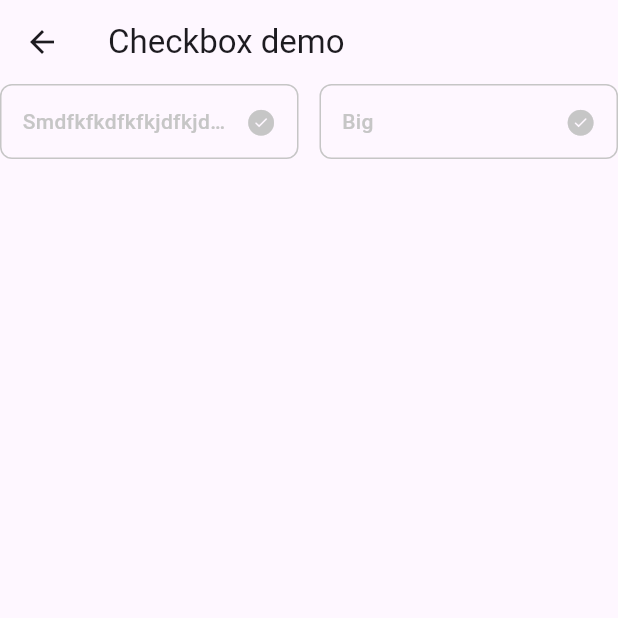
After one commit to viroth-ty/express_widget, a Flutter app: the screen it shows after launch, after a tap on "Check box page", on a phone screen of 412 x 824 dp, the top half of it. The commit adds this screen. Run offline on Flutter 3.47's test engine with Material 3 defaults, Android fonts, the phone set to English and light mode, and no system bars; our stand-ins replace figma_squircle, skeletonizer, smooth_page_indicator; missing offline and left inert: circular_reveal_animation.

Commit message:
Add checkbox

```diff
--- a/example/lib/feature/button_page.dart
+++ b/example/lib/feature/button_page.dart
@@ -16,6 +16,7 @@ class ButtonPage extends StatelessWidget {
               SizedBox(
                 width: MediaQuery.of(context).size.width,
                 child: AppButton(
+                  appButtonStyle: AppButtonStyle.rectangle,
                   onPressed: () {
                     debugPrint("on pressed");
                   },
@@ -27,6 +28,7 @@ class ButtonPage extends StatelessWidget {
               SizedBox(
                 width: MediaQuery.of(context).size.width,
                 child: AppButton(
+                  appButtonStyle: AppButtonStyle.rectangle,
                   onPressed: () {
                     debugPrint("on pressed");
                   },
@@ -39,6 +41,7 @@ class ButtonPage extends StatelessWidget {
               SizedBox(
                 width: MediaQuery.of(context).size.width,
                 child: AppButton(
+                  appButtonStyle: AppButtonStyle.rectangle,
                   onPressed: () {
                     debugPrint("on pressed");
                   },
--- /dev/null
+++ b/example/lib/feature/checkbox_page.dart
@@ -0,0 +1,59 @@
+import 'package:express_widget/express_widget.dart';
+import 'package:flutter/material.dart';
+
+class CheckBoxPage extends StatefulWidget {
+  const CheckBoxPage({super.key});
+
+  @override
+  State<CheckBoxPage> createState() => _CheckBoxPageState();
+}
+
+class _CheckBoxPageState extends State<CheckBoxPage> {
+  int? _checkValue = null;
+  @override
+  Widget build(BuildContext context) {
+    return Scaffold(
+      appBar: AppBar(
+        title: Text("Checkbox demo"),
+      ),
+      body: Column(
+        children: [
+          Row(
+            mainAxisAlignment: MainAxisAlignment.spaceBetween,
+            children: [
+              Expanded(
+                child: ExpressCheckBox(
+                  title: 'Smdfkfkdfkfkjdfkjdfkdjfdkfjdfkfdkfkall',
+                  isSelected: _checkValue != null && _checkValue == 1? true : false,
+                  onTap: () {
+                    setState(() {
+                      _checkValue = 1;
+                    });
+                  },
+                  activeColor: Theme.of(context).primaryColor,
+                  inActiveColor: appColorDarkGray,
+                ),
+              ),
+              const SizedBox(
+                width: 14,
+              ),
+              Expanded(
+                child: ExpressCheckBox(
+                  title: 'Big',
+                  isSelected: _checkValue != null && _checkValue == 2? true : false,
+                  onTap: () {
+                    setState(() {
+                      _checkValue = 2;
+                    });
+                  },
+                  activeColor: Theme.of(context).primaryColor,
+                  inActiveColor: appColorDarkGray,
+                ),
+              ),
+            ],
+          )
+        ],
+      ),
+    );
+  }
+}
--- a/example/lib/main.dart
+++ b/example/lib/main.dart
@@ -1,5 +1,6 @@
 import 'package:express_widget_example/feature/animation_page.dart';
 import 'package:express_widget_example/feature/button_page.dart';
+import 'package:express_widget_example/feature/checkbox_page.dart';
 import 'package:express_widget_example/feature/dialog_page.dart';
 import 'package:express_widget_example/feature/express_shimmer_page.dart';
 import 'package:express_widget_example/feature/input_field_page.dart';
@@ -23,7 +24,7 @@ class MyApp extends StatelessWidget {
     return MaterialApp(
       title: 'Flutter Demo',
       themeMode: ThemeMode.system,
-      darkTheme: ThemeData.dark(),
+      darkTheme: ThemeData.dark().copyWith(primaryColor: Colors.deepPurple),
       theme: ThemeData(
         colorScheme: ColorScheme.fromSeed(seedColor: Colors.deepPurple),
         useMaterial3: true,
@@ -115,6 +116,13 @@ class _MyHomePageState extends State<MyHomePage> {
                 title: const Text("Animation page"),
                 trailing: const Icon(Icons.chevron_right_outlined),
               ),
+              ListTile(
+                onTap: () {
+                  Navigator.of(context).push(MaterialPageRoute(builder: (BuildContext context) => const CheckBoxPage()));
+                },
+                title: const Text("Check box page"),
+                trailing: const Icon(Icons.chevron_right_outlined),
+              ),
             ],
           ),
         ),
--- a/lib/express_widget.dart
+++ b/lib/express_widget.dart
@@ -1,6 +1,12 @@
 library express_widget;
 
-export 'src/widget/express_button.dart';
+export 'src/style/text_style.dart';
+export 'src/style/text_field_border_style.dart';
+export 'src/style/shadow.dart';
+export 'src/style/circle_reveal_route_builder.dart';
+export 'src/style/app_color.dart';
+export 'src/widget/button/express_button.dart';
+export 'src/widget/button/style.dart';
 export 'src/widget/express_dialog.dart';
 export 'src/widget/express_empty.dart';
 export 'src/widget/express_indicator.dart';
@@ -8,8 +14,4 @@ export 'src/widget/express_refresh_indicator.dart';
 export 'src/widget/textfield/express_text_field.dart';
 export 'src/widget/textfield/style.dart';
 export 'src/widget/express_progress_circular.dart';
-export 'src/style/text_style.dart';
-export 'src/style/text_field_border_style.dart';
-export 'src/style/shadow.dart';
-export 'src/style/circle_reveal_route_builder.dart';
-export 'src/style/app_color.dart';
+export 'src/widget/checkbox/express_check_box.dart';
--- a/lib/src/widget/express_button.dart
+++ b/lib/src/widget/button/express_button.dart
@@ -1,6 +1,7 @@
 import 'dart:io';
 
 import 'package:express_widget/express_widget.dart';
+import 'package:express_widget/src/widget/button/style.dart';
 import 'package:flutter/cupertino.dart';
 import 'package:flutter/material.dart';
 
@@ -12,6 +13,7 @@ class AppButton extends StatelessWidget {
   final Color textColor;
   final EdgeInsets? margin;
   final bool isLoading;
+  final AppButtonStyle appButtonStyle;
 
   const AppButton({
     super.key,
@@ -22,6 +24,7 @@ class AppButton extends StatelessWidget {
     this.isEnabled = true,
     this.margin = const EdgeInsets.only(top: 12, bottom: 12),
     this.isLoading = false,
+    this.appButtonStyle = AppButtonStyle.rounded,
   });
 
   @override
@@ -37,7 +40,11 @@ class AppButton extends StatelessWidget {
                 : MaterialStateProperty.all<Color>(appColorGray),
             shadowColor: MaterialStateProperty.all<Color>(appColorGray),
             elevation: MaterialStateProperty.all<double>(3.0),
-
+            shape: MaterialStateProperty.all<OutlinedBorder>(
+              RoundedRectangleBorder(
+                borderRadius: BorderRadius.circular(appButtonStyle == AppButtonStyle.rounded ? 100.0 : 12),
+              ),
+            ),
           ),
           onPressed: isEnabled == true ? onPressed : null,
           child: Builder(
--- /dev/null
+++ b/lib/src/widget/button/style.dart
@@ -0,0 +1,3 @@
+enum AppButtonStyle {
+  rounded, rectangle
+}
--- /dev/null
+++ b/lib/src/widget/checkbox/express_check_box.dart
@@ -0,0 +1,97 @@
+import 'package:express_widget/express_widget.dart';
+import 'package:flutter/cupertino.dart';
+import 'package:flutter/material.dart';
+
+class ExpressCheckBox extends StatelessWidget {
+  final String title;
+  final String? subTitle;
+  final VoidCallback? onTap;
+  final bool isEnabled;
+  final bool isSelected;
+  final Color activeColor;
+
+  const ExpressCheckBox({
+    super.key,
+    this.isEnabled = true,
+    this.onTap,
+    required this.activeColor,
+    required this.inActiveColor,
+    this.isSelected = false,
+    required this.title,
+    this.subTitle,
+  });
+
+  final Color inActiveColor;
+
+  @override
+  Widget build(BuildContext context) {
+    return Opacity(
+      opacity: isEnabled ? 1 : 0.3,
+      child: GestureDetector(
+        onTap: onTap,
+        child: IntrinsicWidth(
+          child: AnimatedContainer(
+            duration: const Duration(milliseconds: 200),
+            curve: Curves.fastOutSlowIn,
+            padding: const EdgeInsets.all(14.0),
+            decoration: BoxDecoration(
+              borderRadius: const BorderRadius.all(
+                Radius.circular(8),
+              ),
+              border: Border.all(color: isSelected ? activeColor : inActiveColor),
+            ),
+            child: Row(
+              mainAxisSize: MainAxisSize.min,
+              mainAxisAlignment: MainAxisAlignment.spaceBetween,
+              children: [
+                Expanded(
+                  child: Column(
+                    crossAxisAlignment: CrossAxisAlignment.start,
+                    children: [
+                      Text(
+                        title,
+                        style: subTitleTextStyle(textColor: isSelected ? activeColor : inActiveColor, fontWeight: FontWeight.w500),
+                        maxLines: 1,
+                        overflow: TextOverflow.ellipsis,
+                      ),
+                      Builder(
+                        builder: (context) {
+                          if (subTitle != null) {
+                            return IntrinsicWidth(
+                              child: Text(
+                                "$subTitle}",
+                                style: subTitleTextStyle(
+                                  textColor: isSelected ? activeColor : inActiveColor,
+                                  fontSize: 10,
+                                ),
+                                maxLines: 2,
+                                overflow: TextOverflow.ellipsis,
+                              ),
+                            );
+                          } else {
+                            return const SizedBox.shrink();
+                          }
+                        },
+                      ),
+                    ],
+                  ),
+                ),
+                Container(
+                  width: 12,
+                ),
+                AnimatedContainer(
+                  duration: const Duration(milliseconds: 200),
+                  child: Icon(
+                    CupertinoIcons.checkmark_alt_circle_fill,
+                    color: isSelected ? activeColor : inActiveColor,
+                    size: 20,
+                  ),
+                ),
+              ],
+            ),
+          ),
+        ),
+      ),
+    );
+  }
+}
--- a/pubspec.yaml
+++ b/pubspec.yaml
@@ -1,6 +1,6 @@
 name: express_widget
 description: "Express widget for flutter project"
-version: 0.0.10
+version: 0.0.12
 homepage: "https://github.com/viroth-ty/express_widget"
 
 environment:
```
Also changed, not shown: example/pubspec.lock, 1 other file.
